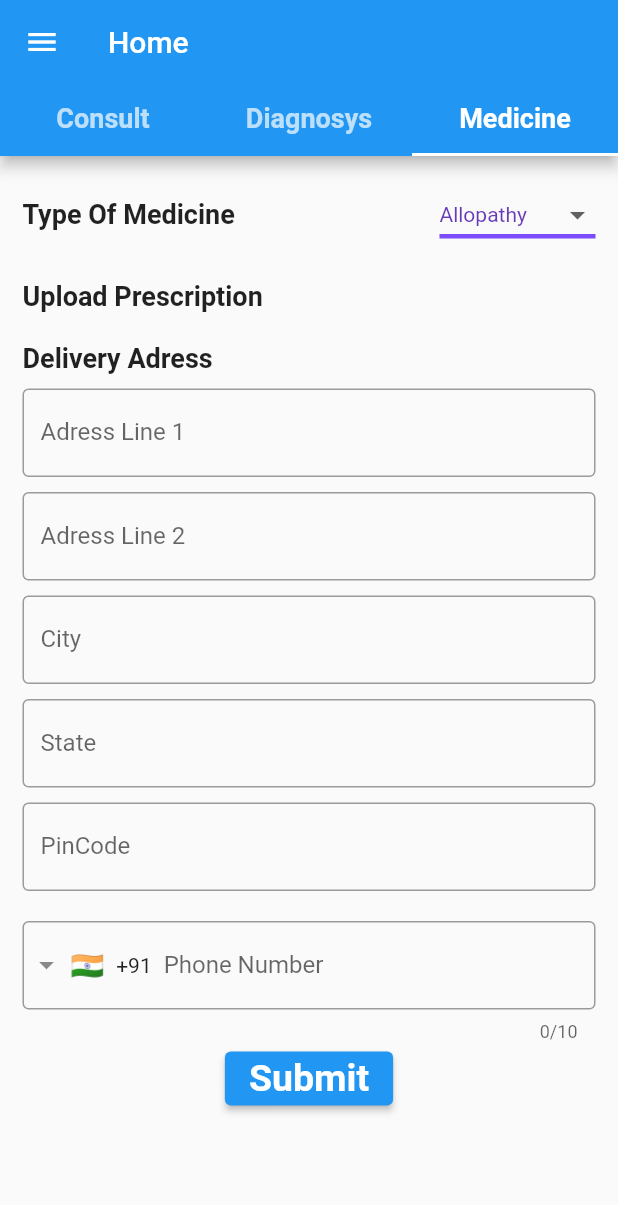
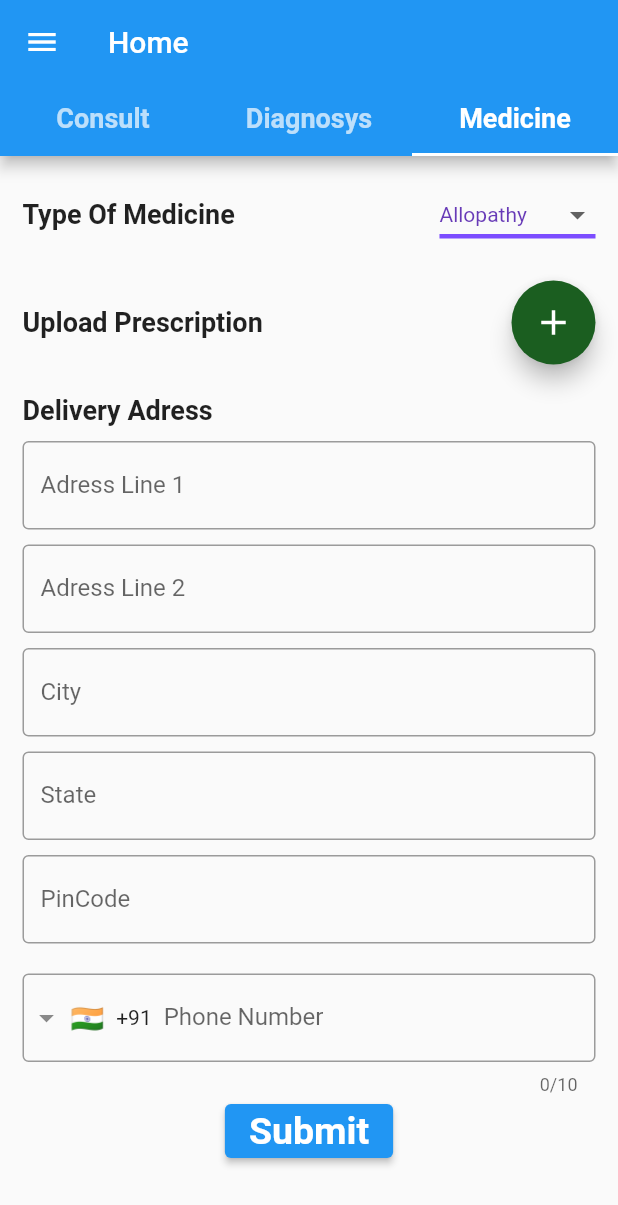
Before and after one commit to tnsmobilesolutions/tnshealth, a Flutter app: the DashBoard screen opened directly, tab 3 chosen, on a phone screen of 412 x 824 dp. Shown: the top 1205 px of the screen. Run offline on Flutter 3.47's test engine with Material 2 defaults, Android fonts, the phone set to English and light mode, and no system bars; drawn by our look-alikes of flutter_speed_dial, intl_phone_field; our stand-ins replace flutter_login, image_picker.

Commit message:
button added

```diff
--- a/lib/screen/Login_Page.dart
+++ b/lib/screen/Login_Page.dart
@@ -1,6 +1,7 @@
 import 'package:flutter/material.dart';
 import 'package:flutter_login/flutter_login.dart';
 import 'package:tnshealth/screen/Dashboard.dart';
+import 'package:tnshealth/screen/signup.dart';
 
 const users = {
   'amrutanshup@gmail.com': 'tns123',
@@ -10,7 +11,7 @@ const users = {
 class LoginPage extends StatelessWidget {
   const LoginPage({Key? key}) : super(key: key);
 
-  Duration get loginTime => Duration(milliseconds: 2250);
+  Duration get loginTime => const Duration(milliseconds: 2250);
 
   Future<String?> _authUser(LoginData data) {
     debugPrint('Name: ${data.name}, Password: ${data.password}');
@@ -25,7 +26,7 @@ class LoginPage extends StatelessWidget {
     });
   }
 
-  Future<String?> _signupUser(SignupData data) {
+  Future<String?> signuppage(SignupData data) {
     debugPrint('Signup Name: ${data.name}, Password: ${data.password}');
     return Future.delayed(loginTime).then((_) {
       return null;
@@ -50,7 +51,7 @@ class LoginPage extends StatelessWidget {
         title: 'TNS-Health',
         logo: const AssetImage('images/circle.jpg'),
         onLogin: _authUser,
-        onSignup: _signupUser,
+        onSignup: signuppage,
         onSubmitAnimationCompleted: () {
           Navigator.of(context).pushReplacement(MaterialPageRoute(
             builder: (context) => DashBoard(),
--- a/lib/tabbar/medicine.dart
+++ b/lib/tabbar/medicine.dart
@@ -1,6 +1,8 @@
 import 'package:flutter/material.dart';
+import 'package:flutter_speed_dial/flutter_speed_dial.dart';
 import 'package:intl_phone_field/intl_phone_field.dart';
 import 'package:tnshealth/screen/Dashboard.dart';
+import 'package:image_picker/image_picker.dart';
 
 class medicine extends StatefulWidget {
   const medicine({Key? key}) : super(key: key);
@@ -55,7 +57,40 @@ class _medicineState extends State<medicine> {
               ],
             ),
             const SizedBox(height: 20),
-            Text('Upload Prescription', style: kTabBar),
+
+            Row(
+              mainAxisAlignment: MainAxisAlignment.spaceBetween,
+              children: [
+                Text('Upload Prescription', style: kTabBar),
+                SpeedDial(
+                  animatedIcon: AnimatedIcons.add_event,
+                  animatedIconTheme: IconThemeData(size: 28.0),
+                  backgroundColor: Colors.green[900],
+                  visible: true,
+                  curve: Curves.bounceInOut,
+                  children: [
+                    SpeedDialChild(
+                      child: Icon(Icons.camera_alt, color: Colors.white),
+                      backgroundColor: Colors.green,
+                      onTap: () => print('Pressed Read Later'),
+                      label: 'Camera',
+                      labelStyle: TextStyle(
+                          fontWeight: FontWeight.w500, color: Colors.white),
+                      labelBackgroundColor: Colors.black,
+                    ),
+                    SpeedDialChild(
+                      child: Icon(Icons.image, color: Colors.white),
+                      backgroundColor: Colors.green,
+                      onTap: () => print('Pressed Write'),
+                      label: 'Gallery',
+                      labelStyle: TextStyle(
+                          fontWeight: FontWeight.w500, color: Colors.white),
+                      labelBackgroundColor: Colors.black,
+                    ),
+                  ],
+                ),
+              ],
+            ),
 
             const SizedBox(height: 20),
             Text('Delivery Adress', style: kTabBar),
--- a/pubspec.yaml
+++ b/pubspec.yaml
@@ -36,7 +36,9 @@ dependencies:
   cupertino_icons: ^1.0.2
   flutter_login: ^3.1.0
   intl_phone_field: ^2.1.0
-  file_picker: ^4.3.0
+  image_picker: ^0.8.4+4
+  flutter_speed_dial: ^5.0.0+1
+
 
 
 dev_dependencies:
```
Also changed, not shown: pubspec.lock.
